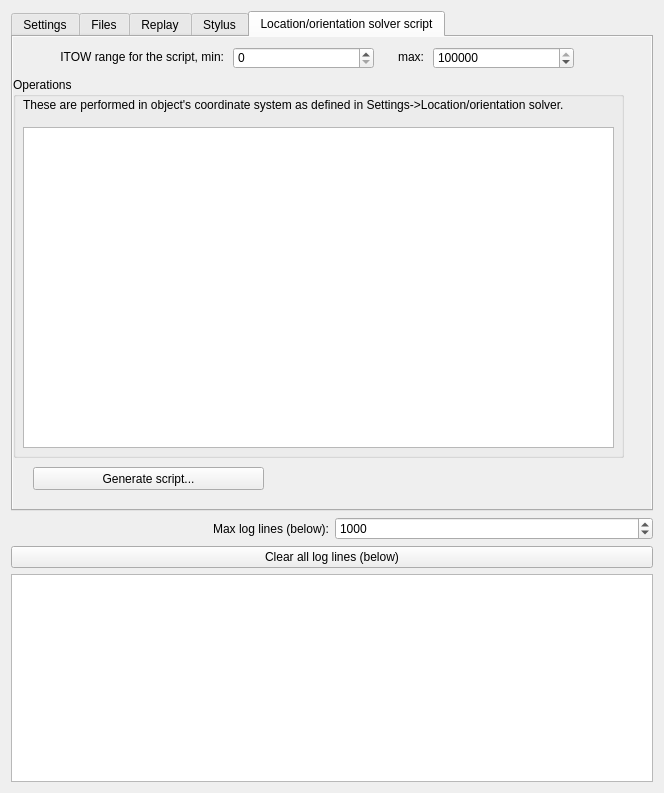
Qt form postprocessform.ui (GNSS-Stylist/GNSS-Stylus) before a commit.
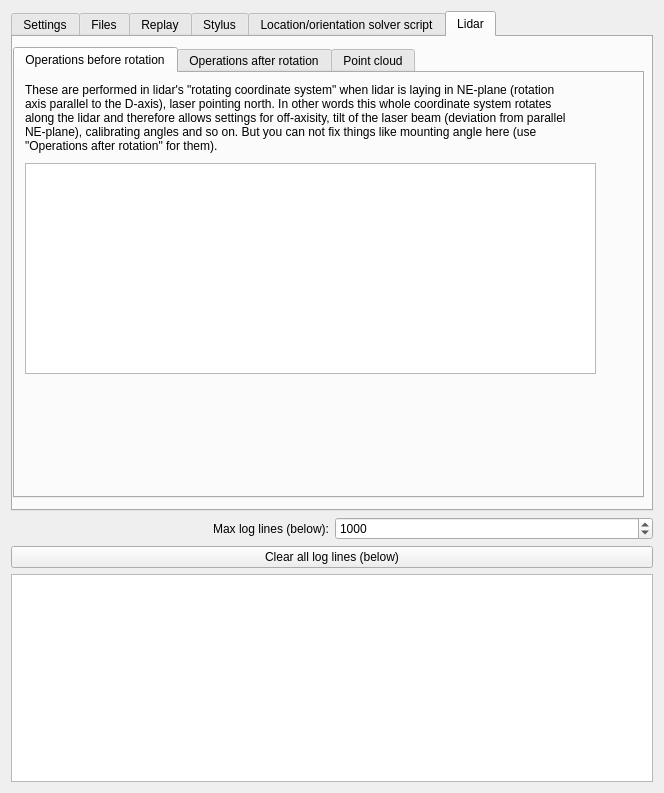
The same form after that commit. The open tabs and pages were chosen to show the change.

Commit message:
Refactor generating of point clouds
Generating of point clouds share a lot of features between stylus and lidar (tags for example). Therefore it felt meaningful to split the old (stylus) version before starting to work with the lidar one.

Also fixed some stupidities in remembering the filedialog directories.

```diff
--- a/postprocessform.ui
+++ b/postprocessform.ui
@@ -38,7 +38,7 @@
       <bool>true</bool>
      </property>
      <property name="currentIndex">
-      <number>4</number>
+      <number>5</number>
      </property>
      <property name="usesScrollButtons">
       <bool>true</bool>
@@ -2080,6 +2080,110 @@
        </widget>
       </widget>
      </widget>
+     <widget class="QWidget" name="tab_Lidar">
+      <attribute name="title">
+       <string>Lidar</string>
+      </attribute>
+      <widget class="QTabWidget" name="tabWidget_Lidar_PointCloud">
+       <property name="geometry">
+        <rect>
+         <x>0</x>
+         <y>10</y>
+         <width>631</width>
+         <height>451</height>
+        </rect>
+       </property>
+       <property name="currentIndex">
+        <number>0</number>
+       </property>
+       <widget class="QWidget" name="tab_Lidar_OperationsBeforeRotation">
+        <attribute name="title">
+         <string>Operations before rotation</string>
+        </attribute>
+        <widget class="QPlainTextEdit" name="plainTextEdit_Lidar_TransformMatrixScript_BeforeRotation">
+         <property name="geometry">
+          <rect>
+           <x>10</x>
+           <y>90</y>
+           <width>571</width>
+           <height>211</height>
+          </rect>
+         </property>
+         <property name="lineWrapMode">
+          <enum>QPlainTextEdit::NoWrap</enum>
+         </property>
+        </widget>
+        <widget class="QLabel" name="label_LOSolver_OperationsDescription_2">
+         <property name="geometry">
+          <rect>
+           <x>10</x>
+           <y>10</y>
+           <width>551</width>
+           <height>71</height>
+          </rect>
+         </property>
+         <property name="text">
+          <string>&lt;html&gt;&lt;head/&gt;&lt;body&gt;&lt;p&gt;These are performed in lidar's &amp;quot;rotating coordinate system&amp;quot; when lidar is laying in NE-plane (rotation axis parallel to the D-axis), laser pointing north. In other words this whole coordinate system rotates along the lidar and therefore allows settings for off-axisity, tilt of the laser beam (deviation from parallel NE-plane), calibrating angles and so on. But you can not fix things like mounting angle here (use &amp;quot;Operations after rotation&amp;quot; for them).&lt;/p&gt;&lt;/body&gt;&lt;/html&gt;</string>
+         </property>
+         <property name="wordWrap">
+          <bool>true</bool>
+         </property>
+        </widget>
+       </widget>
+       <widget class="QWidget" name="tab_Lidar_OperationsAfterRotation">
+        <attribute name="title">
+         <string>Operations after rotation</string>
+        </attribute>
+        <widget class="QPlainTextEdit" name="plainTextEdit_Lidar_TransformMatrixScript_AfterRotation">
+         <property name="geometry">
+          <rect>
+           <x>10</x>
+           <y>50</y>
+           <width>561</width>
+           <height>271</height>
+          </rect>
+         </property>
+         <property name="lineWrapMode">
+          <enum>QPlainTextEdit::NoWrap</enum>
+         </property>
+        </widget>
+        <widget class="QLabel" name="label_LOSolver_OperationsDescription_3">
+         <property name="geometry">
+          <rect>
+           <x>10</x>
+           <y>10</y>
+           <width>561</width>
+           <height>31</height>
+          </rect>
+         </property>
+         <property name="text">
+          <string>&lt;html&gt;&lt;head/&gt;&lt;body&gt;&lt;p&gt;These are performed in object's coordinate system as defined in Settings-&amp;gt;Location/orientation solver. These define the mounting location/orientation of the lidar device itself in the rig.&lt;/p&gt;&lt;/body&gt;&lt;/html&gt;</string>
+         </property>
+         <property name="wordWrap">
+          <bool>true</bool>
+         </property>
+        </widget>
+       </widget>
+       <widget class="QWidget" name="tab_Lidar_PointCloud">
+        <attribute name="title">
+         <string>Point cloud</string>
+        </attribute>
+        <widget class="QPushButton" name="pushButton_Lidar_GeneratePointClouds">
+         <property name="geometry">
+          <rect>
+           <x>10</x>
+           <y>80</y>
+           <width>271</width>
+           <height>23</height>
+          </rect>
+         </property>
+         <property name="text">
+          <string>Generate point cloud (xyz) files...</string>
+         </property>
+        </widget>
+       </widget>
+      </widget>
+     </widget>
     </widget>
    </item>
    <item>
```
Left out of the diff: 8 changed lines with no effect on the pictures. The commit also changes 2 other files.
